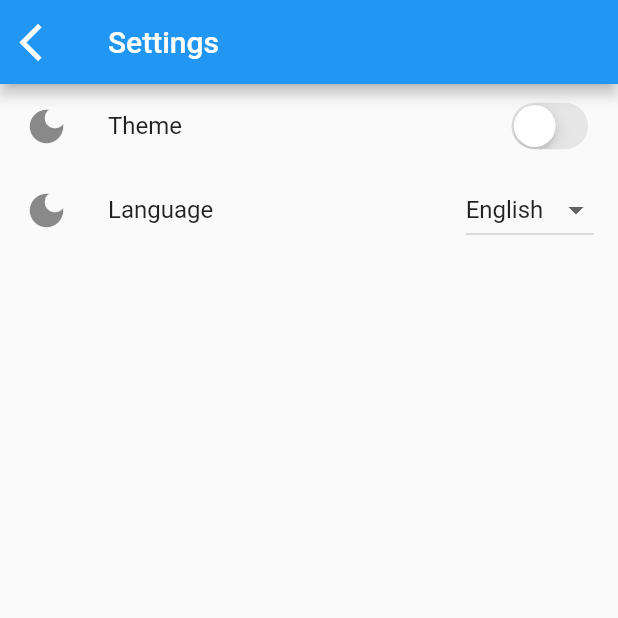
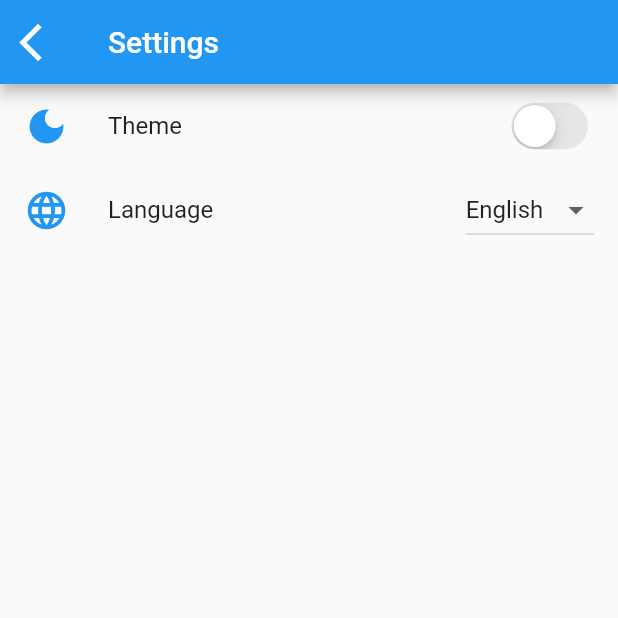
Before and after one commit to MihailSkubak/SmartHomeFlutter2, a Flutter app: the screen it shows after launch, after a tap on the "more vert" icon, on a phone screen of 412 x 824 dp, the top half of it. Run offline on Flutter 3.47's test engine with Material 2 defaults, Android fonts, the phone set to English and light mode, and no system bars; our stand-ins replace easy_localization, flutter_settings_screens, shared_preferences.

Commit message:
Poprawka Theme dla Icon

```diff
--- a/smarthomeproject/lib/theme/theme.dart
+++ b/smarthomeproject/lib/theme/theme.dart
@@ -38,9 +38,9 @@ class ThemeNotifier with ChangeNotifier {
       brightness: Brightness.dark,
       backgroundColor: const Color(0xFF212121),
       accentColor: Colors.white,
-    accentIconTheme: const IconThemeData(color: Colors.black),
+      //accentIconTheme: const IconThemeData(color: Colors.black),
       dividerColor: Colors.black12,
-  );
+      iconTheme: const IconThemeData(color: Colors.blue));
 
   final lightTheme = ThemeData(
       appBarTheme: const AppBarTheme(backgroundColor: Colors.blue),
@@ -49,9 +49,9 @@ class ThemeNotifier with ChangeNotifier {
       brightness: Brightness.light,
       backgroundColor: const Color(0xFFE5E5E5),
       accentColor: Colors.black,
-    accentIconTheme: const IconThemeData(color: Colors.white),
+      //accentIconTheme: const IconThemeData(color: Colors.blue),
       dividerColor: Colors.white54,
-  );
+      iconTheme: const IconThemeData(color: Colors.blue));
 
   ThemeData _themeData = ThemeData(
       appBarTheme: const AppBarTheme(backgroundColor: Colors.blue),
@@ -60,9 +60,9 @@ class ThemeNotifier with ChangeNotifier {
       brightness: Brightness.light,
       backgroundColor: const Color(0xFFE5E5E5),
       accentColor: Colors.black,
-    accentIconTheme: const IconThemeData(color: Colors.white),
+      //accentIconTheme: const IconThemeData(color: Colors.white),
       dividerColor: Colors.white54,
-  );
+      iconTheme: const IconThemeData(color: Colors.blue));
   ThemeData getTheme() => _themeData;
 
   ThemeNotifier() {
--- a/smarthomeproject/lib/widgets/settingsPageWidget.dart
+++ b/smarthomeproject/lib/widgets/settingsPageWidget.dart
@@ -53,6 +53,7 @@ class SettingsPageState extends State<SettingsPage> {
                     leading: const Icon(
                       Icons.dark_mode,
                       size: 30,
+                      color: Colors.blue,
                     ),
                     trailing: CupertinoSwitch(
                       value: theme.switchValueTheme(),
@@ -70,8 +71,9 @@ class SettingsPageState extends State<SettingsPage> {
                   ListTile(
                       title: Text('language.label'.tr()),
                       leading: const Icon(
-                        Icons.dark_mode,
+                        Icons.language_outlined,
                         size: 30,
+                        color: Colors.blue,
                       ),
                       trailing: DropdownButton<String>(
                         //dropdownColor:
```
Lines whose indentation alone changed are shown as unchanged.
